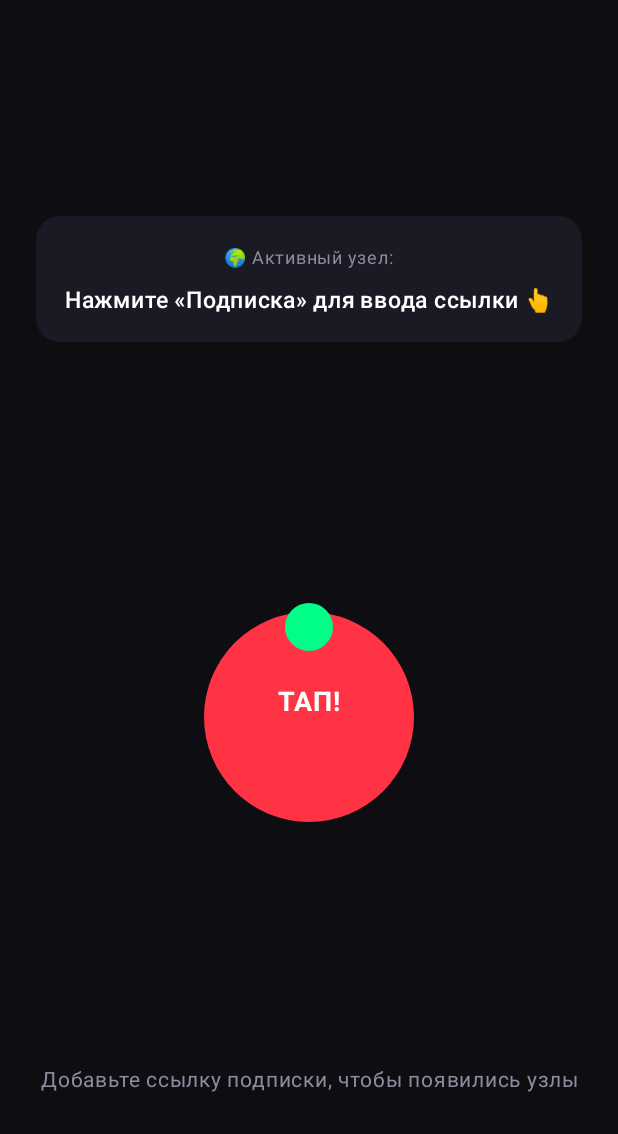
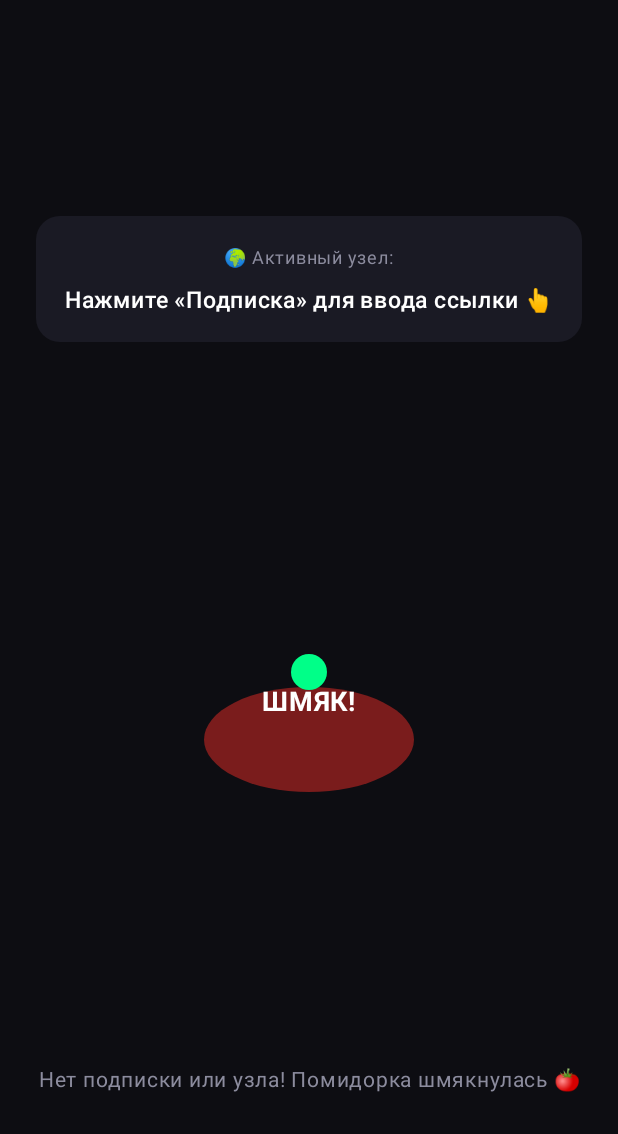
Before and after one commit to Bo9oJIa3/BulaNeBula-VPN, an Android app built with Jetpack Compose: the screen it shows after launch (MainActivity), after a tap on "ТАП!", on a phone screen of 412 x 824 dp, the part 102-1236 px from its top. Run offline under Robolectric (Android 15) with nearby library versions, the phone set to English and light mode, and no system bars.

Commit message:
Update MainActivity.kt

```diff
--- a/app/src/main/java/com/bulanebula/vpn/MainActivity.kt
+++ b/app/src/main/java/com/bulanebula/vpn/MainActivity.kt
@@ -59,7 +59,7 @@ fun VpnMainScreen() {
             VpnState.CONNECTED -> Color(0xFF00FF88)
             VpnState.ERROR -> Color(0xFF7A1C1C)
         },
-        animationSpec = tween(durationMillis = 500),
+        animationSpec = tween(durationMillis = 300),
         label = "ColorAnim"
     )
 
@@ -123,15 +123,18 @@ fun VpnMainScreen() {
                     }
                 }
 
-                // Центральная кнопка (Томат / Паста)
+                // Центральная кнопка (Томат / Паста / Шмяк)
                 Box(
                     modifier = Modifier
                         .size(200.dp)
                         .clickable {
-                            if (selectedServer != null && (vpnState == VpnState.IDLE || vpnState == VpnState.ERROR)) {
+                            if (subLink.isBlank() || selectedServer == null) {
+                                // Ошибка: подписка не введена или узел не выбран -> плющим помидорку (Шмяк)
+                                vpnState = VpnState.ERROR
+                            } else if (vpnState == VpnState.IDLE || vpnState == VpnState.ERROR) {
                                 vpnState = VpnState.CONNECTING
                                 coroutineScope.launch {
-                                    delay(2500)
+                                    delay(2000)
                                     vpnState = VpnState.CONNECTED
                                 }
                             } else if (vpnState == VpnState.CONNECTED) {
@@ -163,7 +166,7 @@ fun VpnMainScreen() {
                         VpnState.IDLE -> if (servers.isEmpty()) "Добавьте ссылку подписки, чтобы появились узлы" else "Нажмите для запуска туннеля"
                         VpnState.CONNECTING -> "Трансформируем соединение..."
                         VpnState.CONNECTED -> "Туннель защищен. Концентрат активен!"
-                        VpnState.ERROR -> "Ошибка связи! Попробуйте снова."
+                        VpnState.ERROR -> "Нет подписки или узла! Помидорка шмякнулась 🍅"
                     },
                     color = Color(0xFF8C8C9E),
                     fontSize = 14.sp,
@@ -175,11 +178,11 @@ fun VpnMainScreen() {
             if (showSubDialog) {
                 AlertDialog(
                     onDismissRequest = { showSubDialog = false },
-                    title = { Text("Вставить ссылку подписки", color = Color.White) },
+                    title = { Text("Ссылка подписки", color = Color.White) },
                     text = {
                         Column {
                             Text(
-                                text = "Введите URL вашей подписки (vless://, v2ray, etc.):",
+                                text = "Введите URL вашей подписки:",
                                 color = Color(0xFF8C8C9E),
                                 fontSize = 13.sp
                             )
@@ -202,14 +205,13 @@ fun VpnMainScreen() {
                         Button(
                             onClick = {
                                 if (subLink.isNotBlank()) {
-                                    // Создаем узлы на основе введенной ссылки
+                                    // Очищаем старые ошибки и создаем пустой/реальный список на основе подписки
+                                    // (В будущем здесь будет парсер ссылки, пока оставляем честный список из ссылки)
                                     servers = listOf(
-                                        VpnServer("Основной узел (из подписки)", subLink),
-                                        VpnServer("Резервный узел (из подписки)", subLink)
+                                        VpnServer("Узел из: ${subLink.take(25)}...", subLink)
                                     )
-                                    if (servers.isNotEmpty()) {
-                                        selectedServer = servers.first()
-                                    }
+                                    selectedServer = servers.firstOrNull()
+                                    if (vpnState == VpnState.ERROR) vpnState = VpnState.IDLE
                                     showSubDialog = false
                                 }
                             },
@@ -231,7 +233,7 @@ fun VpnMainScreen() {
             if (showServerDialog) {
                 AlertDialog(
                     onDismissRequest = { showServerDialog = false },
-                    title = { Text("Выбор узла (${servers.size} доступно)", color = Color.White) },
+                    title = { Text("Список узлов (${servers.size})", color = Color.White) },
                     text = {
                         Box(
                             modifier = Modifier
@@ -295,7 +297,9 @@ fun DrawScope.drawTomatoOrPaste(state: VpnState, color: Color) {
     val width = size.width
     val height = size.height
 
-    if (state == VpnState.CONNECTING || state == VpnState.CONNECTED) {
+    when (state) {
+        VpnState.CONNECTING, VpnState.CONNECTED -> {
+            // Рисуем тюбик пасты
             drawRoundRect(
                 color = color,
                 topLeft = Offset(width * 0.25f, height * 0.2f),
@@ -308,7 +312,23 @@ fun DrawScope.drawTomatoOrPaste(state: VpnState, color: Color) {
                 size = Size(width * 0.56f, height * 0.08f),
                 cornerRadius = CornerRadius(8f, 8f)
             )
-    } else {
+        }
+        VpnState.ERROR -> {
+            // Сплющенный помидор («Шмяк» / лепешка)
+            drawOval(
+                color = color,
+                topLeft = Offset(width * 0.15f, height * 0.45f),
+                size = Size(width * 0.7f, height * 0.35f)
+            )
+            // Хвостик сплющенного томата
+            drawCircle(
+                color = Color(0xFF00FF88),
+                radius = width * 0.06f,
+                center = Offset(width * 0.5f, height * 0.4f)
+            )
+        }
+        VpnState.IDLE -> {
+            // Обычный круглый помидор
             drawCircle(
                 color = color,
                 radius = width * 0.35f,
@@ -321,6 +341,7 @@ fun DrawScope.drawTomatoOrPaste(state: VpnState, color: Color) {
             )
         }
     }
+}
 
 @Composable
 fun BulaNeBulaTheme(content: @Composable () -> Unit) {
```
Lines whose indentation alone changed are shown as unchanged.
